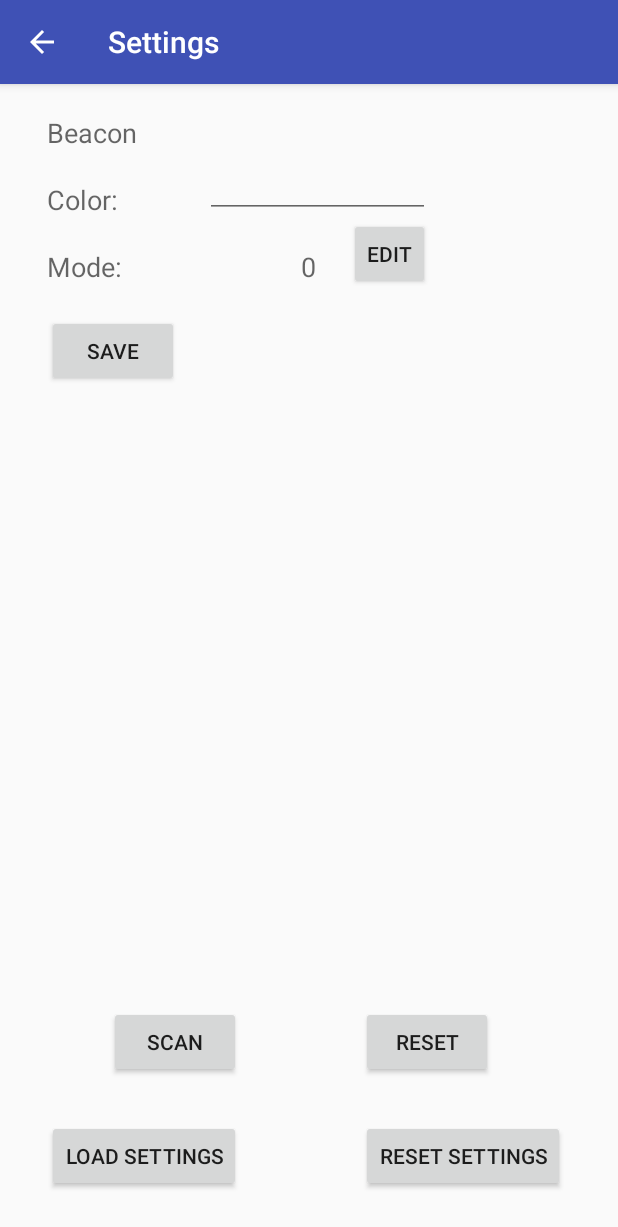
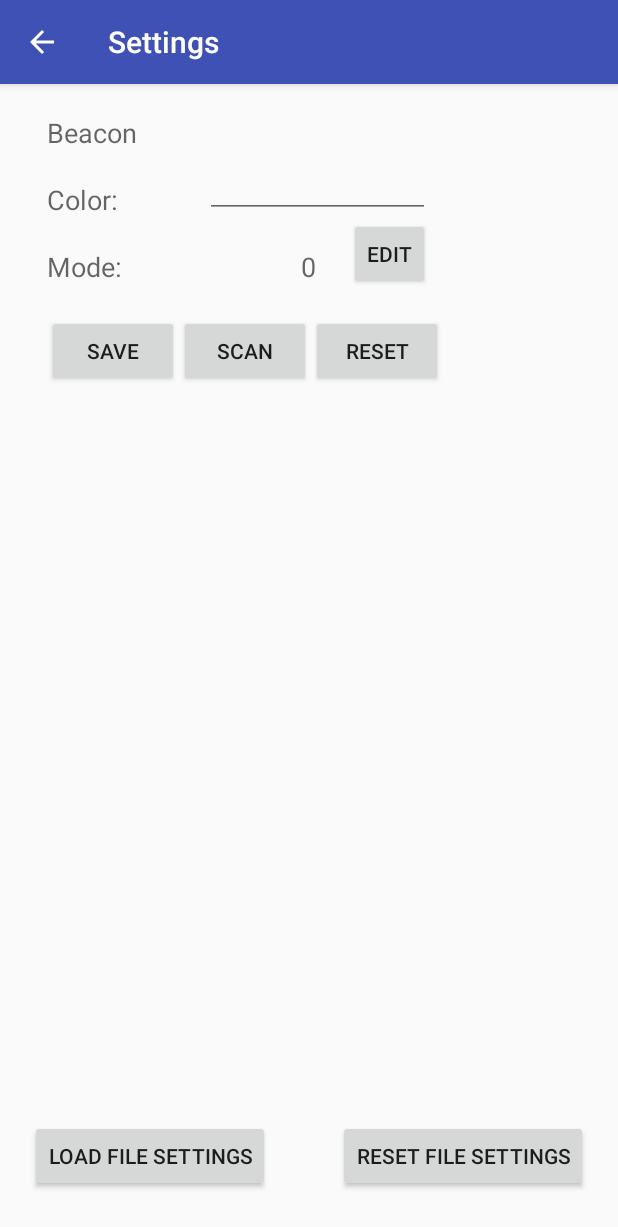
Before and after one commit to AlexanderEggers/soundbox, an Android app: the SettingsActivity screen opened directly, with no data from a screen before it, on a phone screen of 412 x 824 dp. Shown: the top 1227 px of the screen. Run offline under Robolectric (Android 15) with nearby library versions, the phone set to English and light mode, and no system bars; 3 statements that could not run were skipped.

Commit message:
Fixed several potential bugs + minor changes to settings layout + code changes to acceleration logic

```diff
--- a/app/src/main/java/com/thm/soundbox/logic/BeaconMasterLogic.java
+++ b/app/src/main/java/com/thm/soundbox/logic/BeaconMasterLogic.java
@@ -25,7 +25,7 @@ public final class BeaconMasterLogic extends BeaconLogic {
         mBeaconManager.setRangeNotifier(new RangeNotifier() {
             @Override
             public void didRangeBeaconsInRegion(Collection<Beacon> beacons, Region region) {
-                if(Util.scanForBeacons) {
+                if (Util.scanForBeacons) {
                     Beacon fBeacon = null;
                     boolean foundBeacon = false;
 
@@ -40,8 +40,6 @@ public final class BeaconMasterLogic extends BeaconLogic {
                     }
 
                     if (foundBeacon) {
-                        Log.i(BeaconMasterLogic.class.getName(), "Address: " + fBeacon.getBluetoothAddress());
-                        if (!fBeacon.getBluetoothAddress().equals(Util.connectedSettingsBeacon)) {
                         final String beaconAddress = fBeacon.getBluetoothAddress();
                         Util.connectedSettingsBeacon = beaconAddress;
 
@@ -59,7 +57,6 @@ public final class BeaconMasterLogic extends BeaconLogic {
                                 }
                             }
                         });
-                        }
                         Util.scanForBeacons = false;
                     }
                 }
--- a/app/src/main/java/com/thm/soundbox/logic/BeaconSlaveLogic.java
+++ b/app/src/main/java/com/thm/soundbox/logic/BeaconSlaveLogic.java
@@ -32,7 +32,7 @@ public final class BeaconSlaveLogic extends BeaconLogic {
                         timeoutCheck = false;
                         foundBeacon = true;
 
-                        if (Util.connectedBeacon == null && !Util.isLoggingOut) {
+                        if (Util.connectedBeacon == null) {
                             Util.connectedBeacon = beacon.getBluetoothAddress();
                             String deviceAddress = BluetoothAdapter.getDefaultAdapter().getAddress();
                             String loginData = "Login%" + beacon.getBluetoothAddress() + "%" + deviceAddress + "%";
@@ -52,9 +52,9 @@ public final class BeaconSlaveLogic extends BeaconLogic {
                             String deviceAddress = BluetoothAdapter.getDefaultAdapter().getAddress();
                             String logoutData = "Logout%" + Util.connectedBeacon + "%" + deviceAddress + "%";
                             ((SlaveActivity) mContext).sendSensorData("Logout", logoutData);
+                        } else {
+                            timeoutCheck = true;
                         }
-
-                        if(!timeoutCheck) { timeoutCheck = true; }
                     }
                 }
             }
--- a/app/src/main/java/com/thm/soundbox/logic/BluetoothLogic.java
+++ b/app/src/main/java/com/thm/soundbox/logic/BluetoothLogic.java
@@ -77,7 +77,7 @@ public final class BluetoothLogic {
         }
 
         public void run() {
-            byte[] buffer = new byte[100];  // buffer store for the stream
+            byte[] buffer = new byte[512];  // buffer store for the stream
             int bytes; // bytes returned from read()
 
             // Keep listening to the InputStream until an exception occurs
@@ -229,8 +229,6 @@ public final class BluetoothLogic {
 
     public void sendDataToSlave(String deviceAddress, String data) {
         for (ConnectedThread thread : mThreads) {
-            System.out.println("DEVICE: " + thread.getDeviceAddress());
-            System.out.println("SEARCH DEVICE: " + deviceAddress);
             if (thread.getDeviceAddress().equals(deviceAddress)) {
                 byte[] aBytes = data.getBytes(StandardCharsets.UTF_8);
 
--- a/app/src/main/res/layout/settings_content.xml
+++ b/app/src/main/res/layout/settings_content.xml
@@ -53,19 +53,19 @@
         android:id="@+id/button"
         android:layout_width="wrap_content"
         android:layout_height="wrap_content"
-        android:layout_alignStart="@+id/textView5"
+        android:onClick="onClick"
+        android:text="Save"
         android:layout_below="@+id/textView5"
-        android:onClick="onClick"
-        android:text="Save" />
+        android:layout_alignStart="@+id/textView5" />
 
     <Button
         android:id="@+id/button4"
         android:layout_width="wrap_content"
         android:layout_height="wrap_content"
         android:layout_alignParentBottom="true"
-        android:layout_alignStart="@+id/textView5"
         android:layout_marginBottom="29dp"
-        android:text="Load Settings" />
+        android:text="Load file Settings"
+        android:layout_marginLeft="20dp" />
 
     <Button
         android:id="@+id/button5"
@@ -74,7 +74,8 @@
         android:layout_alignParentEnd="true"
         android:layout_alignTop="@+id/button4"
         android:layout_marginEnd="35dp"
-        android:text="Reset settings" />
+        android:text="Reset file settings"
+        android:layout_marginRight="20dp" />
 
     <TextView
         android:id="@+id/textView"
@@ -99,19 +100,18 @@
         android:id="@+id/button7"
         android:layout_width="wrap_content"
         android:layout_height="wrap_content"
-        android:layout_above="@+id/button4"
-        android:layout_alignEnd="@+id/button4"
-        android:layout_marginBottom="28dp"
         android:onClick="onClick"
-        android:text="Scan" />
+        android:text="Scan"
+        android:layout_alignTop="@+id/button"
+        android:layout_toEndOf="@+id/button" />
 
     <Button
         android:id="@+id/button8"
         android:layout_width="wrap_content"
         android:layout_height="wrap_content"
-        android:layout_alignStart="@+id/button5"
-        android:layout_alignTop="@+id/button7"
         android:onClick="onClick"
-        android:text="Reset" />
+        android:text="Reset"
+        android:layout_below="@+id/textView5"
+        android:layout_toEndOf="@+id/button7" />
 
 </RelativeLayout>
```
Also changed, not shown: app/src/main/java/com/thm/soundbox/Util.java (+19 -2 lines), app/src/main/java/com/thm/soundbox/activity/MasterActivity.java (+14 -42 lines), app/src/main/java/com/thm/soundbox/activity/SlaveActivity.java (+40 -11 lines), app/src/main/java/com/thm/soundbox/logic/AccelerationLogic.java (+12 -41 lines). Lines whose indentation alone changed are shown as unchanged.
